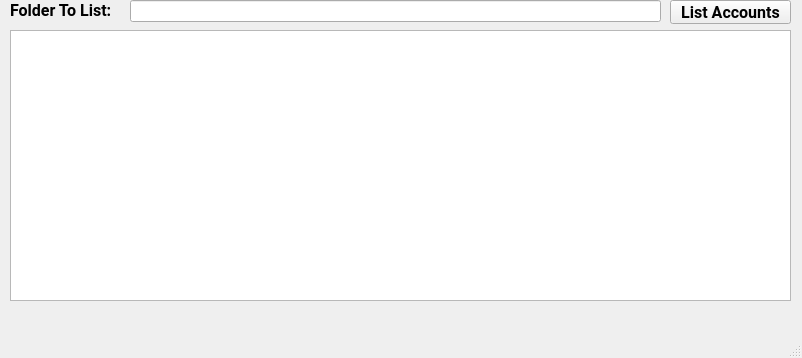
Obscurely/PyPassMan, file PyPassManGUI/window_ui_files/AccInFolderListWindow.ui: the form before one commit.
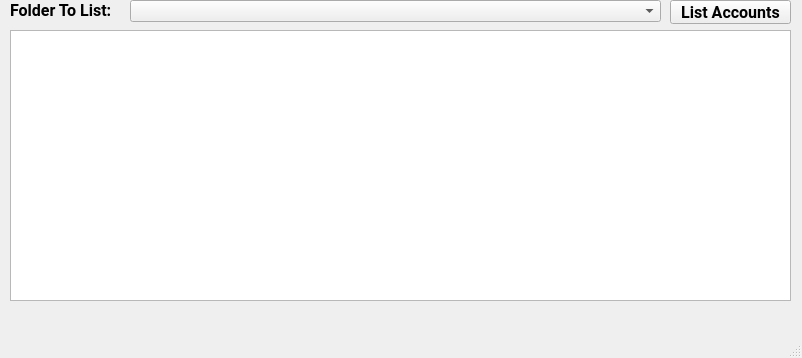
The form after the commit.

Commit message: Add combo boxes for selecting folders and others.

Diff of the .ui file:
```diff
--- a/PyPassManGUI/window_ui_files/AccInFolderListWindow.ui
+++ b/PyPassManGUI/window_ui_files/AccInFolderListWindow.ui
@@ -62,22 +62,6 @@
      <string>Folder To List:</string>
     </property>
    </widget>
-   <widget class="QLineEdit" name="FolderNameInput">
-    <property name="geometry">
-     <rect>
-      <x>130</x>
-      <y>0</y>
-      <width>531</width>
-      <height>22</height>
-     </rect>
-    </property>
-    <property name="font">
-     <font>
-      <family>Roboto</family>
-      <pointsize>12</pointsize>
-     </font>
-    </property>
-   </widget>
    <widget class="QPushButton" name="bListAccounts">
     <property name="geometry">
      <rect>
@@ -101,6 +85,16 @@
      <string>Return</string>
     </property>
    </widget>
+   <widget class="QComboBox" name="cbFolders">
+    <property name="geometry">
+     <rect>
+      <x>130</x>
+      <y>0</y>
+      <width>531</width>
+      <height>22</height>
+     </rect>
+    </property>
+   </widget>
   </widget>
   <widget class="QMenuBar" name="menubar">
    <property name="geometry">
```
The commit also changes 13 other files.
